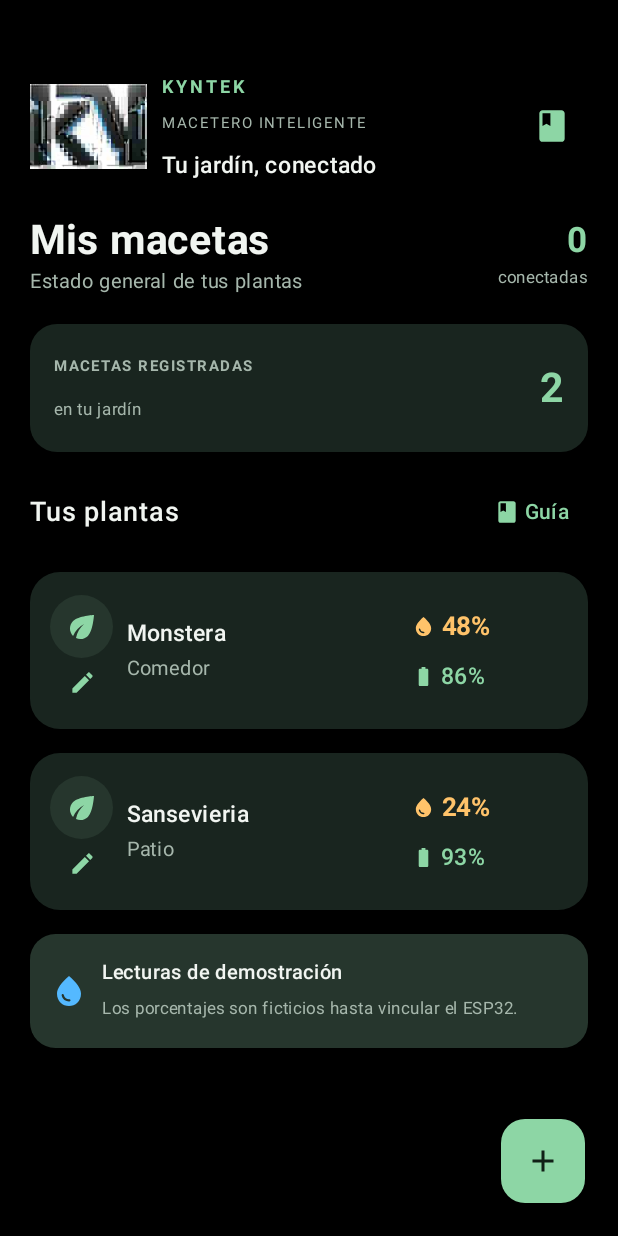
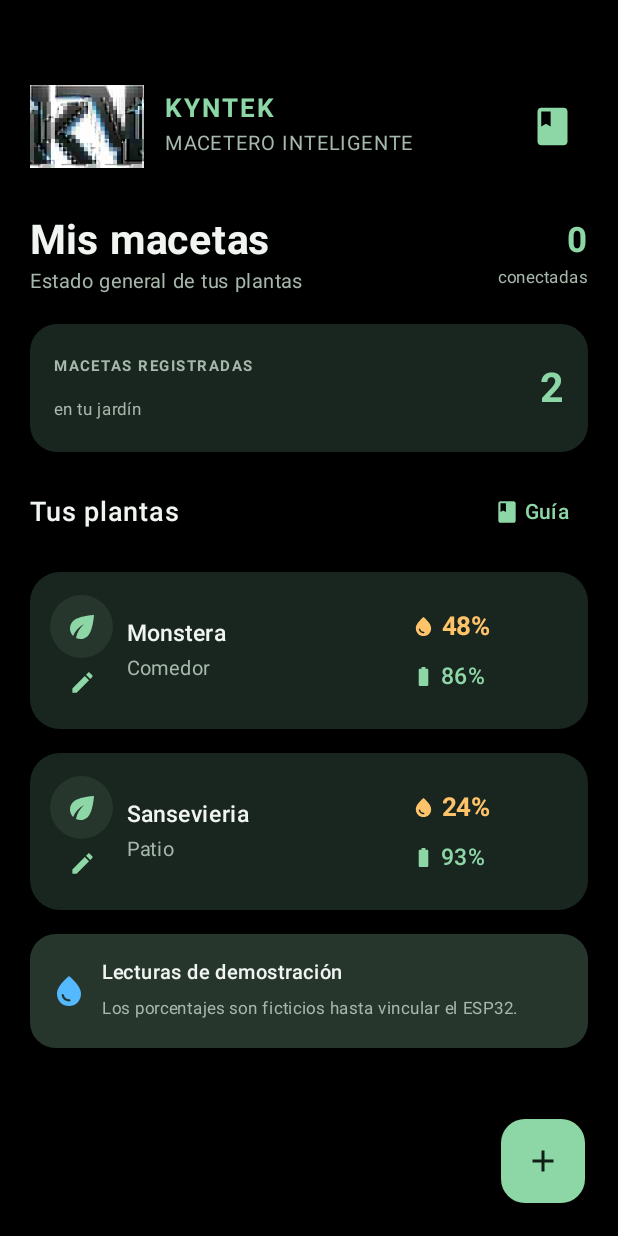
Before and after one commit to frondesignk-oss/Kyntek-Macetero, an Android app built with Jetpack Compose: the screen it shows after launch (MainActivity), on a phone screen of 412 x 824 dp. Run offline under Robolectric (Android 15) with nearby library versions, the phone set to English and light mode, and no system bars.

Commit message:
Ajusta encabezado al diseño de marca Kyntek

```diff
--- a/app/src/main/java/com/aplifans/smartpot/MainActivity.kt
+++ b/app/src/main/java/com/aplifans/smartpot/MainActivity.kt
@@ -90,21 +90,18 @@ private fun KyntekApp() {
                 item {
                     Spacer(Modifier.height(46.dp))
                     Row(Modifier.fillMaxWidth(), verticalAlignment = Alignment.CenterVertically) {
-                        // Se conserva la proporción original del logo y se reduce su tamaño.
                         Image(
                             painterResource(R.drawable.kyntek_logo),
                             contentDescription = "Logo Kyntek",
-                            modifier = Modifier.width(78.dp).height(58.dp),
+                            modifier = Modifier.size(76.dp),
                             contentScale = ContentScale.Fit
                         )
-                        Column(Modifier.weight(1f).padding(start = 10.dp)) {
-                            Text("KYNTEK", color = Green, fontSize = 12.sp, fontWeight = FontWeight.Bold, letterSpacing = 2.sp)
-                            Text("MACETERO INTELIGENTE", color = Muted, fontSize = 10.sp, letterSpacing = 1.sp)
-                            Spacer(Modifier.height(4.dp))
-                            Text("Tu jardín, conectado", fontSize = 15.sp, fontWeight = FontWeight.SemiBold)
+                        Column(Modifier.weight(1f).padding(start = 14.dp)) {
+                            Text("KYNTEK", color = Green, fontSize = 17.sp, fontWeight = FontWeight.Bold, letterSpacing = 2.sp)
+                            Text("MACETERO INTELIGENTE", color = Muted, fontSize = 13.sp, letterSpacing = 1.sp)
                         }
-                        IconButton(onClick = { showGuide = true }) {
-                            Icon(Icons.Default.Book, "Guía de plantas", tint = Green, modifier = Modifier.size(25.dp))
+                        IconButton(onClick = { showGuide = true }, modifier = Modifier.size(48.dp)) {
+                            Icon(Icons.Default.Book, "Guía de plantas", tint = Green, modifier = Modifier.size(30.dp))
                         }
                     }
                     Spacer(Modifier.height(22.dp))
```
